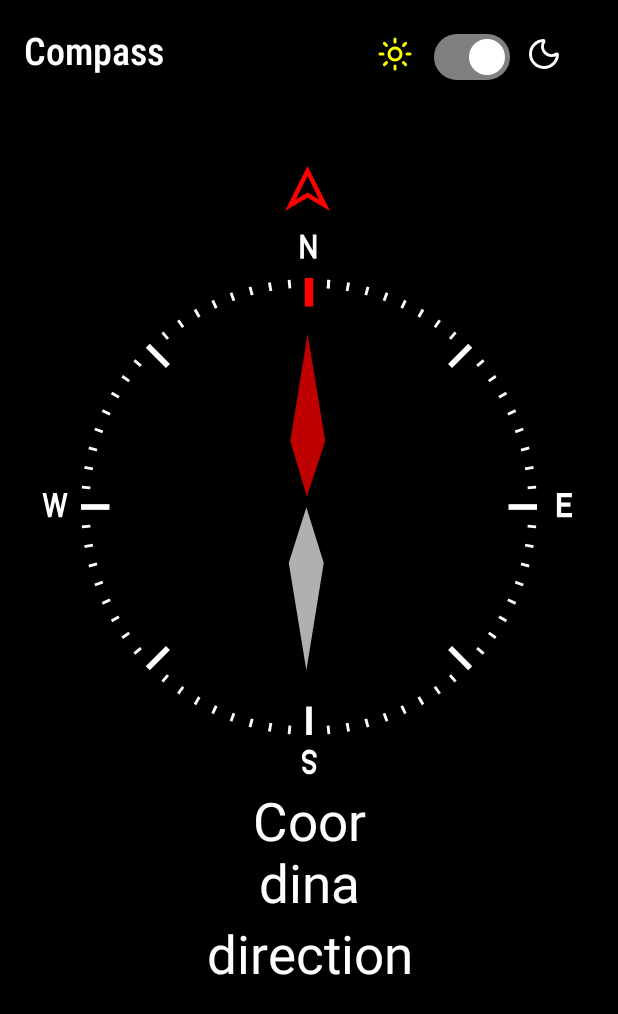
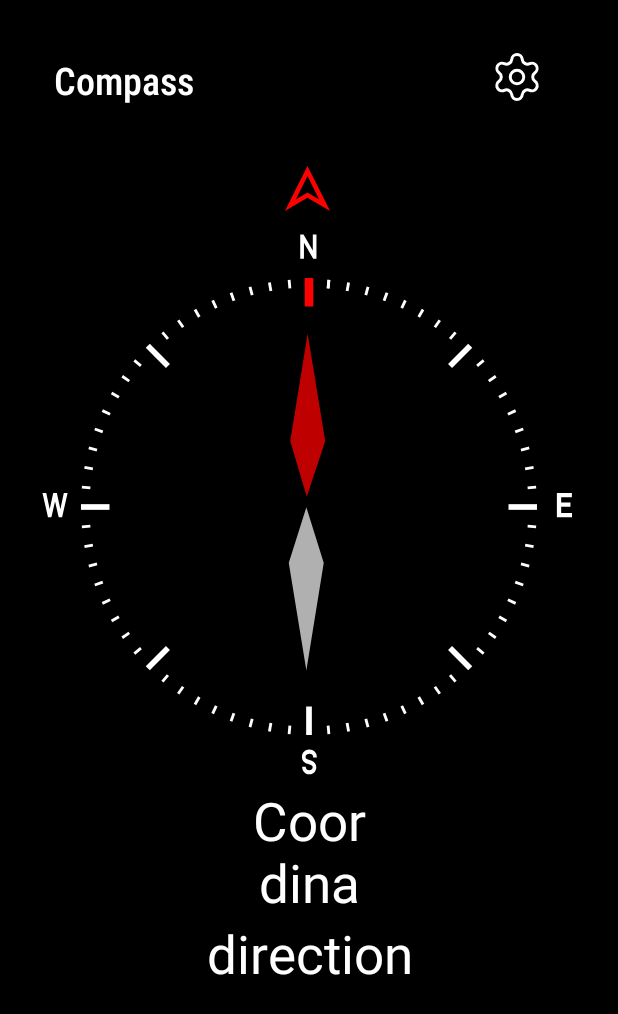
Before and after one commit to rajatverma29/Compass-app, an Android app: the screen it shows after launch (MainActivity), on a phone screen of 412 x 824 dp. Shown: the top 1014 px of the screen. Run offline under Robolectric (Android 15) with nearby library versions, the phone set to English and light mode, and no system bars; 2 statements that could not run were skipped.

Commit message:
Removed toggle button hai added seperate activity named Settings to toggle between themes

```diff
--- a/app/src/main/java/com/example/compass/MainActivity.kt
+++ b/app/src/main/java/com/example/compass/MainActivity.kt
@@ -2,6 +2,7 @@ package com.example.compass
 
 import android.animation.ObjectAnimator
 import android.annotation.SuppressLint
+import android.content.Intent
 import android.graphics.Color
 import android.hardware.Sensor
 import android.hardware.SensorEvent
@@ -9,8 +10,8 @@ import android.hardware.SensorEventListener
 import android.hardware.SensorManager
 import android.os.Build
 import android.os.Bundle
-import android.os.Vibrator
 import android.view.View
+import android.widget.ImageButton
 import android.widget.ImageView
 import android.widget.TextView
 import androidx.activity.enableEdgeToEdge
@@ -27,7 +28,6 @@ class MainActivity : AppCompatActivity(), SensorEventListener {
 
     private lateinit var sensor: Sensor
 
-    private lateinit var vibrator: Vibrator
     private lateinit var sensorManager: SensorManager
     private lateinit var dial: ImageView
     private lateinit var coordinates: TextView
@@ -35,11 +35,13 @@ class MainActivity : AppCompatActivity(), SensorEventListener {
     private var degree = 0f
     private lateinit var direction: TextView
     private lateinit var toggle: com.google.android.material.materialswitch.MaterialSwitch
-    private lateinit var sun: ImageView
-    private lateinit var moon: ImageView
+
     private lateinit var layout: View
     private lateinit var name: TextView
     private lateinit var north: ImageView
+
+    private lateinit var settings: ImageButton
+
 
     @RequiresApi(Build.VERSION_CODES.R)
     override fun onCreate(savedInstanceState: Bundle?) {
@@ -59,59 +61,27 @@ class MainActivity : AppCompatActivity(), SensorEventListener {
 
 
 
+
+
         coordinates = findViewById(R.id.coordinates)
         sensorManager = getSystemService(SENSOR_SERVICE) as SensorManager
         sensor = sensorManager.getDefaultSensor(Sensor.TYPE_ORIENTATION)!!
         direction = findViewById(R.id.direction)
         name = findViewById<TextView>(R.id.name)
-        sun = findViewById(R.id.sun)
-        moon = findViewById(R.id.moon)
+        settings = findViewById<ImageButton>(R.id.settings)
         layout = findViewById<View>(R.id.main)
-        toggle = findViewById(R.id.themeswitch)
         dial = findViewById(R.id.dial)
         needle = findViewById(R.id.needle)
         layout.setBackgroundColor(Color.BLACK)
         direction.setTextColor(Color.WHITE)
         coordinates.setTextColor(Color.WHITE)
         name.setTextColor(Color.WHITE)
-        sun.setColorFilter(Color.YELLOW)
-        moon.setColorFilter(Color.WHITE)
+
         north = findViewById(R.id.north)
-        toggle.isChecked = true
-        val trackDrawable = ContextCompat.getDrawable(this, R.drawable.trackborder)
-        toggle.trackDrawable = trackDrawable
 
 
-        val save = getSharedPreferences("theme", MODE_PRIVATE)
-        val dark = save.getBoolean("dark", true)
-        toggle.isChecked = dark
-
-        if (dark) {
-            darktheme()
-
-        } else {
-            lighttheme()
-
-        }
-
-
-        toggle.setOnCheckedChangeListener { _, isChecked ->
-
-            save.edit {
-                putBoolean("dark", isChecked)
-            }
-
-
-            if (isChecked) {
-                darktheme()
-
-            } else {
-                lighttheme()
-
-
-            }
-
-
+        settings.setOnClickListener {
+            startActivity(Intent(this, Settings::class.java))
         }
 
 
@@ -126,7 +96,8 @@ class MainActivity : AppCompatActivity(), SensorEventListener {
             ObjectAnimator.ofFloat(dial, "rotation", degree, (-coordinatevalue).toFloat())
         val rotateneedle =
             ObjectAnimator.ofFloat(needle, "rotation", degree, (-coordinatevalue).toFloat())
-        val rotatenorth= ObjectAnimator.ofFloat(north, "rotation", degree, (-coordinatevalue).toFloat())
+        val rotatenorth =
+            ObjectAnimator.ofFloat(north, "rotation", degree, (-coordinatevalue).toFloat())
 
         rotatedial.duration = 300
         rotateneedle.duration = 300
@@ -173,6 +144,16 @@ class MainActivity : AppCompatActivity(), SensorEventListener {
         super.onResume()
         sensorManager.registerListener(this, sensor, SensorManager.SENSOR_DELAY_GAME)
 
+
+        var themepref = getSharedPreferences("theme", MODE_PRIVATE)
+        var dark = themepref.getBoolean("dark", true)
+        if (dark) {
+            darktheme()
+        } else {
+            lighttheme()
+
+        }
+
     }
 
     override fun onPause() {
@@ -185,10 +166,8 @@ class MainActivity : AppCompatActivity(), SensorEventListener {
         direction.setTextColor(Color.WHITE)
         coordinates.setTextColor(Color.WHITE)
         name.setTextColor(Color.WHITE)
-        sun.setColorFilter(Color.YELLOW)
-        moon.setColorFilter(Color.WHITE)
+        settings.setColorFilter(Color.WHITE)
         dial.setColorFilter(Color.WHITE)
-
 
 
     }
@@ -198,10 +177,8 @@ class MainActivity : AppCompatActivity(), SensorEventListener {
         direction.setTextColor(Color.BLACK)
         coordinates.setTextColor(Color.BLACK)
         name.setTextColor(Color.BLACK)
-        sun.setColorFilter(Color.BLACK)
-        moon.setColorFilter(Color.BLUE)
+        settings.setColorFilter(Color.BLACK)
         dial.setColorFilter(Color.BLACK)
-
 
 
     }
--- a/app/src/main/res/drawable/north_red.xml
+++ b/app/src/main/res/drawable/north_red.xml
@@ -7,7 +7,7 @@
 
     <!-- North (N) Text -->
     <group
-        android:pivotX="100"
+        android:pivotX="200"
         android:pivotY="100"
         android:rotation="0">
         <path
--- /dev/null
+++ b/app/src/main/res/drawable/settings__1_.xml
@@ -0,0 +1,20 @@
+<vector xmlns:android="http://schemas.android.com/apk/res/android"
+    android:width="36dp"
+    android:height="36dp"
+    android:viewportWidth="24"
+    android:viewportHeight="24">
+  <path
+      android:pathData="M9.671,4.136a2.34,2.34 0,0 1,4.659 0,2.34 2.34,0 0,0 3.319,1.915 2.34,2.34 0,0 1,2.33 4.033,2.34 2.34,0 0,0 0,3.831 2.34,2.34 0,0 1,-2.33 4.033,2.34 2.34,0 0,0 -3.319,1.915 2.34,2.34 0,0 1,-4.659 0,2.34 2.34,0 0,0 -3.32,-1.915 2.34,2.34 0,0 1,-2.33 -4.033,2.34 2.34,0 0,0 0,-3.831A2.34,2.34 0,0 1,6.35 6.051a2.34,2.34 0,0 0,3.319 -1.915"
+      android:strokeLineJoin="round"
+      android:strokeWidth="1.3333333333333333"
+      android:fillColor="#00000000"
+      android:strokeColor="#000000"
+      android:strokeLineCap="round"/>
+  <path
+      android:pathData="M12,12m-3,0a3,3 0,1 1,6 0a3,3 0,1 1,-6 0"
+      android:strokeLineJoin="round"
+      android:strokeWidth="1.3333333333333333"
+      android:fillColor="#00000000"
+      android:strokeColor="#000000"
+      android:strokeLineCap="round"/>
+</vector>
--- a/app/src/main/res/layout/activity_main.xml
+++ b/app/src/main/res/layout/activity_main.xml
@@ -15,11 +15,13 @@
         android:layout_margin="16dp"
         android:layout_marginTop="204dp"
         android:fontFamily="sans-serif-condensed-medium"
+        android:padding="20dp"
         android:text="@string/compass"
         android:textColor="@color/white"
         android:textSize="25sp"
         app:layout_constraintBottom_toBottomOf="parent"
         app:layout_constraintEnd_toEndOf="parent"
+        app:layout_constraintHorizontal_bias="1.0"
         app:layout_constraintStart_toStartOf="parent"
         app:layout_constraintTop_toTopOf="parent"
         app:layout_constraintVertical_bias="0.0" />
@@ -64,47 +66,9 @@
         app:layout_constraintTop_toBottomOf="@+id/coordinates"
         app:layout_constraintVertical_bias="0.0" />
 
-    <com.google.android.material.materialswitch.MaterialSwitch
-        android:id="@+id/themeswitch"
-        android:layout_width="wrap_content"
-        android:layout_height="wrap_content"
-        android:textColor="@color/white"
-        android:thumbTint="@color/white"
-        app:layout_constraintBottom_toBottomOf="parent"
-        app:layout_constraintEnd_toEndOf="parent"
 
-        app:layout_constraintHorizontal_bias="0.802"
-        app:layout_constraintStart_toStartOf="parent"
-        app:layout_constraintTop_toTopOf="parent"
-        app:layout_constraintVertical_bias="0.018"
-        app:thumbTint="@color/customswitch"
-        app:trackTint="@color/custom_track" />
 
-    <ImageView
-        android:id="@+id/sun"
-        android:layout_width="28dp"
-        android:layout_height="24dp"
-        app:layout_constraintBottom_toBottomOf="parent"
-        app:layout_constraintEnd_toStartOf="@+id/themeswitch"
-        app:layout_constraintHorizontal_bias="0.957"
-        app:layout_constraintStart_toStartOf="parent"
-        app:layout_constraintTop_toTopOf="parent"
-        app:layout_constraintVertical_bias="0.03"
-        app:srcCompat="@drawable/sun"
-        app:tint="@color/white" />
 
-    <ImageView
-        android:id="@+id/moon"
-        android:layout_width="28dp"
-        android:layout_height="24dp"
-        app:layout_constraintBottom_toBottomOf="parent"
-        app:layout_constraintEnd_toEndOf="parent"
-        app:layout_constraintHorizontal_bias="0.180"
-        app:layout_constraintStart_toEndOf="@+id/themeswitch"
-        app:layout_constraintTop_toTopOf="parent"
-        app:layout_constraintVertical_bias="0.03"
-        app:srcCompat="@drawable/moon"
-        app:tint="@color/white" />
 
     <ImageView
         android:id="@+id/Cneedlewhite"
@@ -160,5 +124,20 @@
         app:layout_constraintVertical_bias="0.332"
         app:srcCompat="@drawable/north_red" />
 
+    <ImageButton
+        android:id="@+id/settings"
+        android:layout_width="wrap_content"
+        android:layout_height="wrap_content"
+        android:background="@android:color/transparent"
+        android:padding="20dp"
+        app:layout_constraintBottom_toBottomOf="parent"
+        app:layout_constraintEnd_toEndOf="parent"
+        app:layout_constraintHorizontal_bias="0.912"
+        app:layout_constraintStart_toStartOf="parent"
+        app:layout_constraintTop_toTopOf="parent"
+        app:layout_constraintVertical_bias="0.018"
+        app:srcCompat="@drawable/settings__1_"
+        app:tint="@color/white" />
+
 
 </androidx.constraintlayout.widget.ConstraintLayout>
--- a/app/src/main/res/values/colors.xml
+++ b/app/src/main/res/values/colors.xml
@@ -4,9 +4,9 @@
     <color name="white">#FFFFFFFF</color>
     <color name="matt_black">#171717</color>
     <color name="dark_grey">#808080</color>
-    <color name="light_grey">#C0C0C0</color>
+    <color name="blue">#0351FB</color>
     <color name="yellow">#FFFF00</color>"
-    <color name="light_yellow">#FFFACD</color>
+    <color name="cyan">#0BF8D2</color>
     <color name="red">#ff0000</color>
 
 
--- a/app/src/main/res/values/strings.xml
+++ b/app/src/main/res/values/strings.xml
@@ -9,5 +9,9 @@
     <string name="secondary_needle">secondaryneedle</string>
     <string name="cneedle">cneedle</string>
     <string name="themeswitch">Switch</string>
+    <string name="settings">Settings</string>
+    <string name="back">‹</string>
+    <string name="light">Light</string>
+    <string name="theme">Theme</string>
 
 </resources>
--- a/gradle/libs.versions.toml
+++ b/gradle/libs.versions.toml
@@ -1,5 +1,5 @@
 [versions]
-agp = "8.10.1"
+agp = "8.13.0"
 kotlin = "2.0.21"
 coreKtx = "1.16.0"
 junit = "4.13.2"
```
Also changed, not shown: app/src/main/AndroidManifest.xml (+8 -2 lines), app/src/main/java/com/example/compass/Settings.kt (added, +110 -0 lines), app/src/main/res/drawable/border.xml (added, +13 -0 lines), app/src/main/res/layout/activity_settings.xml (added, +101 -0 lines), gradle/wrapper/gradle-wrapper.properties.
